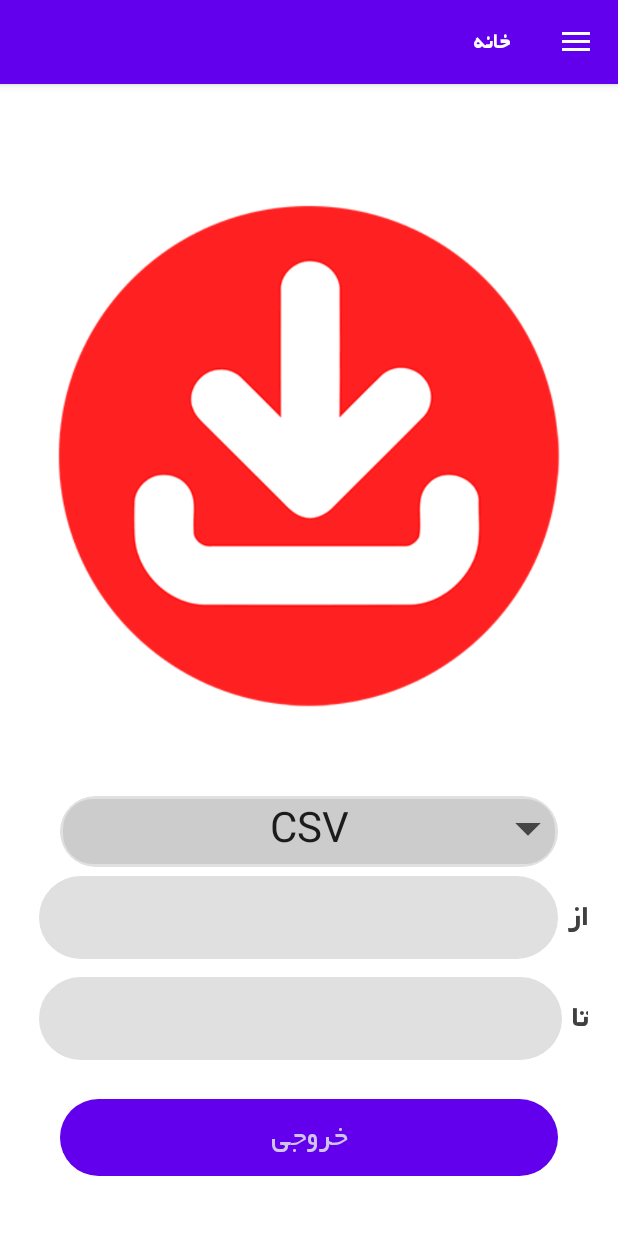
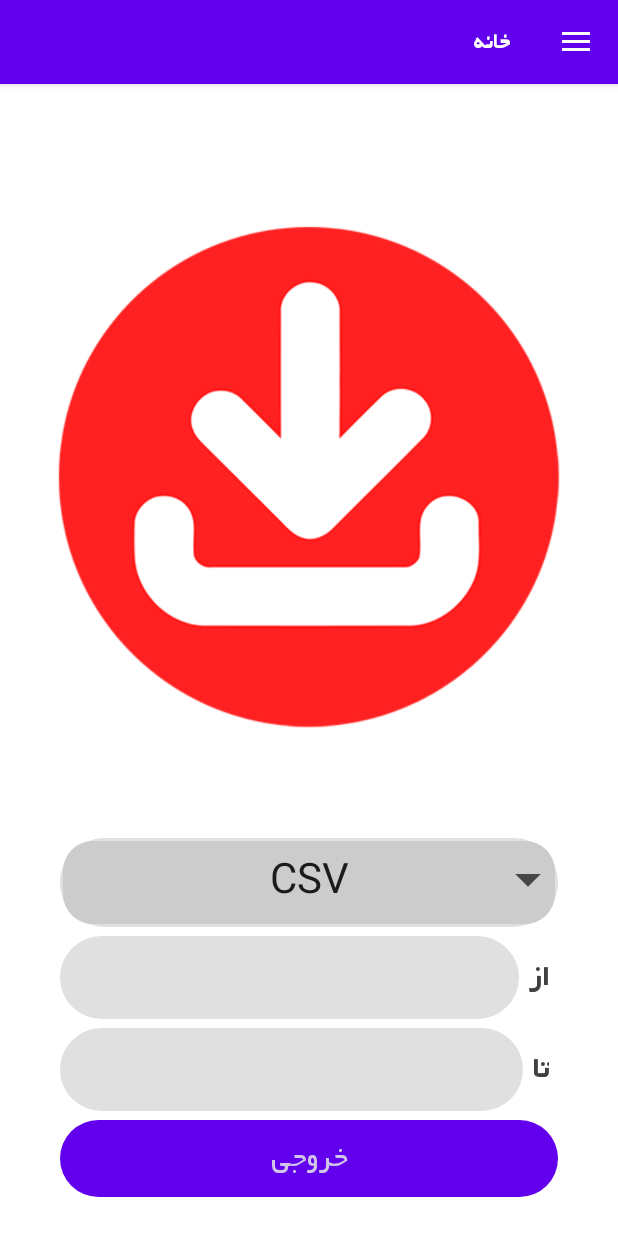
Before and after one commit to iamAliRostami/InitializeGis, an Android app: the fragment ExportFragment placed in its activity, on a phone screen of 412 x 824 dp. Run offline under Robolectric (Android 15) with nearby library versions, the phone set to English and light mode, and no system bars; our stand-ins replace Dagger/Hilt's generated code, Room's generated code; libraries missing offline, so code that uses them is left out: com.gun0912.tedpermission, com.sardari.daterangepicker, es.dmoral.toasty.

```diff
--- a/app/src/main/java/com/leon/initialize_gis/fragments/RoadMapFragment.java
+++ b/app/src/main/java/com/leon/initialize_gis/fragments/RoadMapFragment.java
@@ -16,6 +16,7 @@ import androidx.core.content.ContextCompat;
 import androidx.fragment.app.DialogFragment;
 
 import com.esri.arcgisruntime.geometry.Point;
+import com.esri.arcgisruntime.geometry.SpatialReferences;
 import com.esri.arcgisruntime.mapping.ArcGISMap;
 import com.esri.arcgisruntime.mapping.Viewpoint;
 import com.esri.arcgisruntime.mapping.view.Graphic;
@@ -74,7 +75,7 @@ public class RoadMapFragment extends DialogFragment {
         final BitmapDrawable drawable = (BitmapDrawable) ContextCompat.getDrawable(requireContext(),
                 R.drawable.img_marker);
         final PictureMarkerSymbol symbol = new PictureMarkerSymbol(drawable);
-        final Point graphicPoint = new Point(longitude, latitude);
+        final Point graphicPoint = new Point(longitude, latitude, SpatialReferences.getWgs84());
         final Graphic graphic = new Graphic(graphicPoint, symbol);
         graphicsOverlay.getGraphics().add(graphic);
         binding.mapView.getGraphicsOverlays().add(graphicsOverlay);
--- a/app/src/main/java/com/leon/initialize_gis/helpers/Constants.java
+++ b/app/src/main/java/com/leon/initialize_gis/helpers/Constants.java
@@ -5,7 +5,7 @@ import android.Manifest;
 public class Constants {
     public static boolean exit = false;
     public static int POSITION = 0;
-    public static int TRIAL_NUMBER = 10;
+    public static int TRIAL_NUMBER = 100;
     public static String  USERNAME = "user1";
     public static String PASSWORD = "123456";
 
--- a/app/src/main/res/layout/fragment_export.xml
+++ b/app/src/main/res/layout/fragment_export.xml
@@ -5,7 +5,6 @@
     android:layout_height="match_parent"
     android:padding="@dimen/large_dp"
     tools:context=".fragments.ExportFragment">
-
 
     <ImageView
         android:id="@+id/imageViewUpload"
@@ -22,10 +21,12 @@
         android:layout_above="@id/linear_layout_from"
         android:layout_marginLeft="@dimen/large_dp"
         android:layout_marginRight="@dimen/large_dp"
+        android:layout_marginBottom="@dimen/low_dp"
         android:background="@drawable/border_gray_2">
 
         <Spinner
             android:id="@+id/spinner"
+            android:padding="@dimen/low_dp"
             style="@style/Spinner"
             tools:listitem="@layout/item_dropdown_menu" />
     </RelativeLayout>
@@ -35,12 +36,16 @@
         android:layout_width="match_parent"
         android:layout_height="wrap_content"
         android:layout_above="@id/linear_layout_end"
+        android:layout_marginLeft="@dimen/large_dp"
+        android:layout_marginRight="@dimen/large_dp"
+        android:layout_marginBottom="@dimen/low_dp"
         android:orientation="horizontal">
 
-        <TextView
+        <androidx.appcompat.widget.AppCompatTextView
             android:layout_width="wrap_content"
             android:layout_height="wrap_content"
             android:layout_gravity="center_vertical"
+            android:padding="@dimen/low_dp"
             android:text="@string/from"
             android:textSize="@dimen/text_size_medium"
             android:textStyle="bold" />
@@ -48,7 +53,6 @@
         <androidx.appcompat.widget.AppCompatTextView
             android:id="@+id/text_view_start"
             style="@style/InputPlace"
-            android:layout_margin="@dimen/low_dp"
             android:maxLength="10"
             android:padding="@dimen/low_dp"
             android:textSize="@dimen/text_size_large" />
@@ -60,20 +64,23 @@
         android:layout_width="match_parent"
         android:layout_height="wrap_content"
         android:layout_above="@id/button_upload"
+        android:layout_marginLeft="@dimen/large_dp"
+        android:layout_marginRight="@dimen/large_dp"
+        android:layout_marginBottom="@dimen/low_dp"
         android:orientation="horizontal">
 
-        <TextView
+        <androidx.appcompat.widget.AppCompatTextView
             android:layout_width="wrap_content"
             android:layout_height="wrap_content"
             android:layout_gravity="center_vertical"
+            android:padding="@dimen/low_dp"
             android:text="@string/end"
             android:textSize="@dimen/text_size_medium"
             android:textStyle="bold" />
 
-        <TextView
+        <androidx.appcompat.widget.AppCompatTextView
             android:id="@+id/text_view_end"
             style="@style/InputPlace"
-            android:layout_margin="@dimen/low_dp"
             android:maxLength="10"
             android:padding="@dimen/low_dp"
             android:textSize="@dimen/text_size_large" />
@@ -84,7 +91,9 @@
         android:layout_width="match_parent"
         android:layout_height="wrap_content"
         android:layout_alignParentBottom="true"
-        android:layout_margin="@dimen/large_dp"
+        android:layout_marginLeft="@dimen/large_dp"
+        android:layout_marginRight="@dimen/large_dp"
+        android:layout_marginBottom="@dimen/low_dp"
         android:background="@drawable/border_yellow_1"
         android:text="@string/export"
         android:textColor="@color/text_color_light"
```
